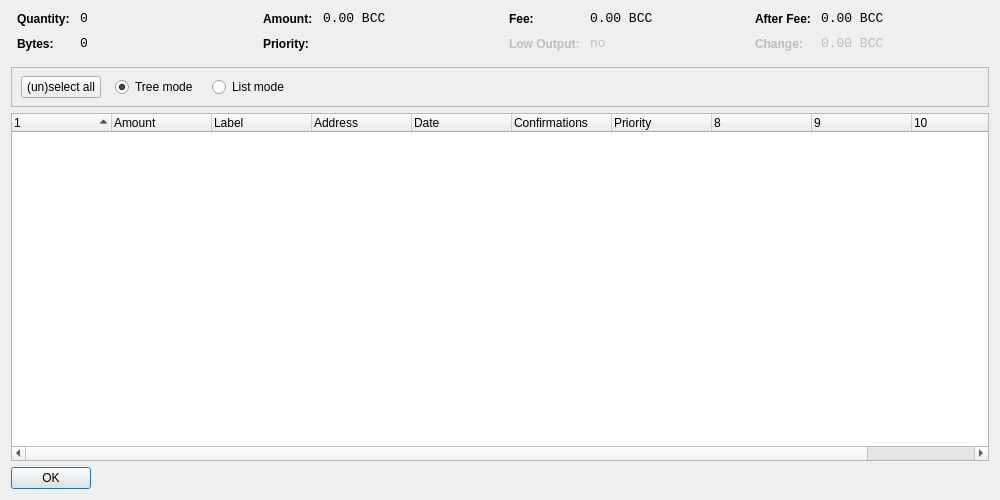
The window that src/qt/forms/coincontroldialog.ui (cryptoinhero/bitconnect) describes before a commit, drawn with Qt 5.
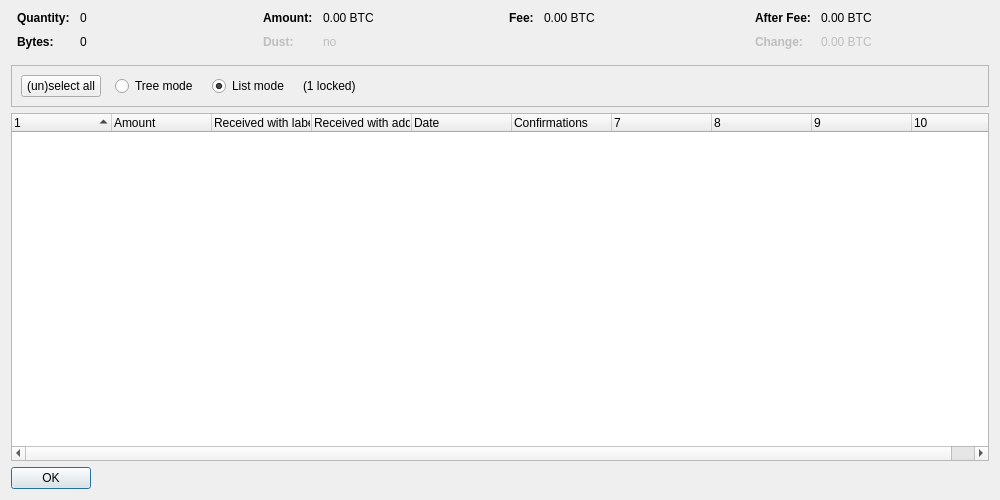
The same window after the commit. Icons and pictures are not drawn. Custom widgets are drawn as their Qt base class.

What changed in the file:
```diff
--- a/src/qt/forms/coincontroldialog.ui
+++ b/src/qt/forms/coincontroldialog.ui
@@ -11,10 +11,7 @@
    </rect>
   </property>
   <property name="windowTitle">
-   <string>Coin Control</string>
-  </property>
-  <property name="styleSheet">
-   <string notr="true">background-image: url(:/images/gr);</string>
+   <string>Coin Selection</string>
   </property>
   <layout class="QVBoxLayout" name="verticalLayout">
    <item>
@@ -41,8 +38,11 @@
        </property>
        <item row="0" column="0">
         <widget class="QLabel" name="labelCoinControlQuantityText">
-         <property name="styleSheet">
-          <string notr="true">font-weight:bold;</string>
+         <property name="font">
+          <font>
+           <weight>75</weight>
+           <bold>true</bold>
+          </font>
          </property>
          <property name="text">
           <string>Quantity:</string>
@@ -51,12 +51,6 @@
        </item>
        <item row="0" column="1">
         <widget class="QLabel" name="labelCoinControlQuantity">
-         <property name="font">
-          <font>
-           <family>Monospace</family>
-           <pointsize>10</pointsize>
-          </font>
-         </property>
          <property name="cursor">
           <cursorShape>IBeamCursor</cursorShape>
          </property>
@@ -73,8 +67,11 @@
        </item>
        <item row="1" column="0">
         <widget class="QLabel" name="labelCoinControlBytesText">
-         <property name="styleSheet">
-          <string notr="true">font-weight:bold;</string>
+         <property name="font">
+          <font>
+           <weight>75</weight>
+           <bold>true</bold>
+          </font>
          </property>
          <property name="text">
           <string>Bytes:</string>
@@ -83,12 +80,6 @@
        </item>
        <item row="1" column="1">
         <widget class="QLabel" name="labelCoinControlBytes">
-         <property name="font">
-          <font>
-           <family>Monospace</family>
-           <pointsize>10</pointsize>
-          </font>
-         </property>
          <property name="cursor">
           <cursorShape>IBeamCursor</cursorShape>
          </property>
@@ -121,8 +112,11 @@
        </property>
        <item row="0" column="0">
         <widget class="QLabel" name="labelCoinControlAmountText">
-         <property name="styleSheet">
-          <string notr="true">font-weight:bold;</string>
+         <property name="font">
+          <font>
+           <weight>75</weight>
+           <bold>true</bold>
+          </font>
          </property>
          <property name="text">
           <string>Amount:</string>
@@ -131,12 +125,6 @@
        </item>
        <item row="0" column="1">
         <widget class="QLabel" name="labelCoinControlAmount">
-         <property name="font">
-          <font>
-           <family>Monospace</family>
-           <pointsize>10</pointsize>
-          </font>
-         </property>
          <property name="cursor">
           <cursorShape>IBeamCursor</cursorShape>
          </property>
@@ -144,7 +132,7 @@
           <enum>Qt::ActionsContextMenu</enum>
          </property>
          <property name="text">
-          <string notr="true">0.00 BCC</string>
+          <string notr="true">0.00 BTC</string>
          </property>
          <property name="textInteractionFlags">
           <set>Qt::LinksAccessibleByMouse|Qt::TextSelectableByKeyboard|Qt::TextSelectableByMouse</set>
@@ -152,22 +140,25 @@
         </widget>
        </item>
        <item row="1" column="0">
-        <widget class="QLabel" name="labelCoinControlPriorityText">
-         <property name="styleSheet">
-          <string notr="true">font-weight:bold;</string>
+        <widget class="QLabel" name="labelCoinControlLowOutputText">
+         <property name="enabled">
+          <bool>false</bool>
+         </property>
+         <property name="font">
+          <font>
+           <weight>75</weight>
+           <bold>true</bold>
+          </font>
          </property>
          <property name="text">
-          <string>Priority:</string>
+          <string>Dust:</string>
          </property>
         </widget>
        </item>
        <item row="1" column="1">
-        <widget class="QLabel" name="labelCoinControlPriority">
-         <property name="font">
-          <font>
-           <family>Monospace</family>
-           <pointsize>10</pointsize>
-          </font>
+        <widget class="QLabel" name="labelCoinControlLowOutput">
+         <property name="enabled">
+          <bool>false</bool>
          </property>
          <property name="cursor">
           <cursorShape>IBeamCursor</cursorShape>
@@ -176,7 +167,7 @@
           <enum>Qt::ActionsContextMenu</enum>
          </property>
          <property name="text">
-          <string/>
+          <string notr="true">no</string>
          </property>
          <property name="textInteractionFlags">
           <set>Qt::LinksAccessibleByMouse|Qt::TextSelectableByKeyboard|Qt::TextSelectableByMouse</set>
@@ -201,8 +192,11 @@
        </property>
        <item row="0" column="0">
         <widget class="QLabel" name="labelCoinControlFeeText">
-         <property name="styleSheet">
-          <string notr="true">font-weight:bold;</string>
+         <property name="font">
+          <font>
+           <weight>75</weight>
+           <bold>true</bold>
+          </font>
          </property>
          <property name="text">
           <string>Fee:</string>
@@ -211,12 +205,6 @@
        </item>
        <item row="0" column="1">
         <widget class="QLabel" name="labelCoinControlFee">
-         <property name="font">
-          <font>
-           <family>Monospace</family>
-           <pointsize>10</pointsize>
-          </font>
-         </property>
          <property name="cursor">
           <cursorShape>IBeamCursor</cursorShape>
          </property>
@@ -224,45 +212,7 @@
           <enum>Qt::ActionsContextMenu</enum>
          </property>
          <property name="text">
-          <string notr="true">0.00 BCC</string>
-         </property>
-         <property name="textInteractionFlags">
-          <set>Qt::LinksAccessibleByMouse|Qt::TextSelectableByKeyboard|Qt::TextSelectableByMouse</set>
-         </property>
-        </widget>
-       </item>
-       <item row="1" column="0">
-        <widget class="QLabel" name="labelCoinControlLowOutputText">
-         <property name="enabled">
-          <bool>false</bool>
-         </property>
-         <property name="styleSheet">
-          <string notr="true">font-weight:bold;</string>
-         </property>
-         <property name="text">
-          <string>Low Output:</string>
-         </property>
-        </widget>
-       </item>
-       <item row="1" column="1">
-        <widget class="QLabel" name="labelCoinControlLowOutput">
-         <property name="enabled">
-          <bool>false</bool>
-         </property>
-         <property name="font">
-          <font>
-           <family>Monospace</family>
-           <pointsize>10</pointsize>
-          </font>
-         </property>
-         <property name="cursor">
-          <cursorShape>IBeamCursor</cursorShape>
-         </property>
-         <property name="contextMenuPolicy">
-          <enum>Qt::ActionsContextMenu</enum>
-         </property>
-         <property name="text">
-          <string notr="true">no</string>
+          <string notr="true">0.00 BTC</string>
          </property>
          <property name="textInteractionFlags">
           <set>Qt::LinksAccessibleByMouse|Qt::TextSelectableByKeyboard|Qt::TextSelectableByMouse</set>
@@ -287,8 +237,11 @@
        </property>
        <item row="0" column="0">
         <widget class="QLabel" name="labelCoinControlAfterFeeText">
-         <property name="styleSheet">
-          <string notr="true">font-weight:bold;</string>
+         <property name="font">
+          <font>
+           <weight>75</weight>
+           <bold>true</bold>
+          </font>
          </property>
          <property name="text">
           <string>After Fee:</string>
@@ -297,12 +250,6 @@
        </item>
        <item row="0" column="1">
         <widget class="QLabel" name="labelCoinControlAfterFee">
-         <property name="font">
-          <font>
-           <family>Monospace</family>
-           <pointsize>10</pointsize>
-          </font>
-         </property>
          <property name="cursor">
           <cursorShape>IBeamCursor</cursorShape>
          </property>
@@ -310,7 +257,7 @@
           <enum>Qt::ActionsContextMenu</enum>
          </property>
          <property name="text">
-          <string notr="true">0.00 BCC</string>
+          <string notr="true">0.00 BTC</string>
          </property>
          <property name="textInteractionFlags">
           <set>Qt::LinksAccessibleByMouse|Qt::TextSelectableByKeyboard|Qt::TextSelectableByMouse</set>
@@ -322,8 +269,11 @@
          <property name="enabled">
           <bool>false</bool>
          </property>
-         <property name="styleSheet">
-          <string notr="true">font-weight:bold;</string>
+         <property name="font">
+          <font>
+           <weight>75</weight>
+           <bold>true</bold>
+          </font>
          </property>
          <property name="text">
           <string>Change:</string>
@@ -335,12 +285,6 @@
          <property name="enabled">
           <bool>false</bool>
          </property>
-         <property name="font">
-          <font>
-           <family>Monospace</family>
-           <pointsize>10</pointsize>
-          </font>
-         </property>
          <property name="cursor">
           <cursorShape>IBeamCursor</cursorShape>
          </property>
@@ -348,7 +292,7 @@
           <enum>Qt::ActionsContextMenu</enum>
          </property>
          <property name="text">
-          <string notr="true">0.00 BCC</string>
+          <string notr="true">0.00 BTC</string>
          </property>
          <property name="textInteractionFlags">
           <set>Qt::LinksAccessibleByMouse|Qt::TextSelectableByKeyboard|Qt::TextSelectableByMouse</set>
@@ -373,16 +317,9 @@
      <property name="frameShadow">
       <enum>QFrame::Sunken</enum>
      </property>
-     <widget class="QWidget" name="horizontalLayoutWidget">
-      <property name="geometry">
-       <rect>
-        <x>10</x>
-        <y>0</y>
-        <width>781</width>
-        <height>41</height>
-       </rect>
-      </property>
-      <layout class="QHBoxLayout" name="horizontalLayoutPanel" stretch="0,0,0,0">
+     <layout class="QHBoxLayout" name="horizontalLayout">
+      <item>
+       <layout class="QHBoxLayout" name="horizontalLayoutPanel" stretch="0,0,0,0,0">
        <property name="spacing">
         <number>14</number>
        </property>
@@ -397,6 +334,9 @@
          <property name="text">
           <string>(un)select all</string>
          </property>
+          <property name="autoDefault">
+           <bool>false</bool>
+          </property>
         </widget>
        </item>
        <item>
@@ -410,9 +350,6 @@
          <property name="text">
           <string>Tree mode</string>
          </property>
-         <property name="checked">
-          <bool>true</bool>
-         </property>
         </widget>
        </item>
        <item>
@@ -426,6 +363,16 @@
          <property name="text">
           <string>List mode</string>
          </property>
+          <property name="checked">
+           <bool>true</bool>
+          </property>
+         </widget>
+        </item>
+        <item>
+         <widget class="QLabel" name="labelLocked">
+          <property name="text">
+           <string notr="true">(1 locked)</string>
+          </property>
         </widget>
        </item>
        <item>
@@ -442,7 +389,8 @@
         </spacer>
        </item>
       </layout>
-     </widget>
+      </item>
+     </layout>
     </widget>
    </item>
    <item>
@@ -454,7 +402,7 @@
       <bool>false</bool>
      </property>
      <property name="columnCount">
-      <number>11</number>
+      <number>10</number>
      </property>
      <attribute name="headerShowSortIndicator" stdset="0">
       <bool>true</bool>
@@ -474,12 +422,12 @@
      </column>
      <column>
       <property name="text">
-       <string>Label</string>
+       <string>Received with label</string>
       </property>
      </column>
      <column>
       <property name="text">
-       <string>Address</string>
+       <string>Received with address</string>
       </property>
      </column>
      <column>
@@ -495,11 +443,6 @@
        <string>Confirmed</string>
       </property>
      </column>
-     <column>
-      <property name="text">
-       <string>Priority</string>
-      </property>
-     </column>
      <column>
       <property name="text">
        <string/>
```
Left out of the diff: 2 changed lines with no effect on the pictures. Lines whose indentation alone changed are shown as unchanged.
